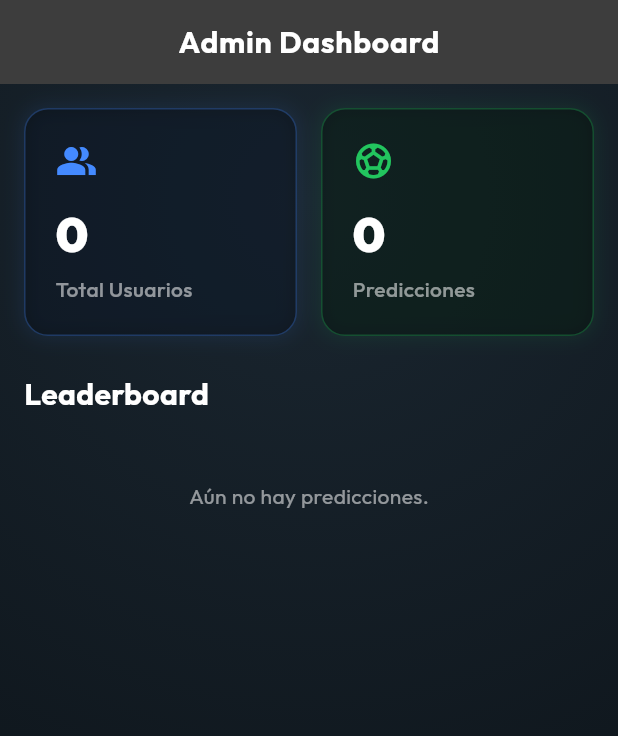
After one commit to m1x3r961/fixtureCruzBet, a Flutter app: the AdminDashboardScreen screen opened by its route, on a phone screen of 412 x 824 dp. The commit adds this screen. Shown: the top 736 px of the screen. Run offline on Flutter 3.47's test engine with Material 3 defaults, Android fonts, the phone set to English and light mode, and no system bars; our stand-ins replace flutter_animate, flutter_dotenv, flutter_riverpod, freezed_annotation, go_router, google_fonts and 3 more; accounts and stored records are empty; generated files the repository leaves out were written again; network calls fail.

Commit message:
feat: admin dashboard and role system

```diff
--- a/lib/core/router/app_router.dart
+++ b/lib/core/router/app_router.dart
@@ -6,6 +6,9 @@ import 'package:supabase_flutter/supabase_flutter.dart';
 
 import '../../features/auth/presentation/login_screen.dart';
 import '../../features/fixture/presentation/fixture_screen.dart';
+import '../../features/admin/presentation/admin_dashboard_screen.dart';
+import '../../features/admin/presentation/admin_user_detail_screen.dart';
+import '../../features/admin/domain/admin_models.dart';
 import '../providers/supabase_provider.dart';
 
 part 'app_router.g.dart';
@@ -16,6 +19,7 @@ part 'app_router.g.dart';
 abstract class AppRoutes {
   static const login = '/login';
   static const fixture = '/fixture';
+  static const admin = '/admin';
 }
 
 // ---------------------------------------------------------------------------
@@ -55,6 +59,25 @@ GoRouter appRouter(Ref ref) {
           child: FixtureScreen(),
         ),
       ),
+      GoRoute(
+        path: AppRoutes.admin,
+        name: 'admin',
+        pageBuilder: (context, state) => const NoTransitionPage(
+          child: AdminDashboardScreen(),
+        ),
+        routes: [
+          GoRoute(
+            path: 'user/:id',
+            name: 'admin_user_detail',
+            pageBuilder: (context, state) {
+              final userSummary = state.extra as UserSummary;
+              return NoTransitionPage(
+                child: AdminUserDetailScreen(userSummary: userSummary),
+              );
+            },
+          ),
+        ],
+      ),
     ],
 
     errorPageBuilder: (context, state) => MaterialPage(
--- /dev/null
+++ b/lib/features/admin/presentation/admin_dashboard_screen.dart
@@ -0,0 +1,211 @@
+import 'package:flutter/material.dart';
+import 'package:flutter_riverpod/flutter_riverpod.dart';
+import 'package:go_router/go_router.dart';
+
+import '../../../core/router/app_router.dart';
+import '../../../core/widgets/common_widgets.dart';
+import '../data/admin_repository.dart';
+
+class AdminDashboardScreen extends ConsumerWidget {
+  const AdminDashboardScreen({super.key});
+
+  @override
+  Widget build(BuildContext context, WidgetRef ref) {
+    final dataAsync = ref.watch(adminDashboardDataProvider);
+
+    return Scaffold(
+      appBar: AppBar(
+        title: const Text('Admin Dashboard', style: TextStyle(fontWeight: FontWeight.bold)),
+        backgroundColor: const Color(0xFF3D3D3D),
+        elevation: 0,
+      ),
+      body: Container(
+        decoration: BoxDecoration(
+          gradient: RadialGradient(
+            center: const Alignment(0, -0.8),
+            radius: 1.5,
+            colors: [
+              const Color(0xFF1A2630),
+              Theme.of(context).colorScheme.surface,
+            ],
+          ),
+        ),
+        child: dataAsync.when(
+          loading: () => const Center(child: CircularProgressIndicator()),
+          error: (e, _) => Center(child: Text('Error: $e', style: const TextStyle(color: Colors.redAccent))),
+          data: (data) {
+            return RefreshIndicator(
+              onRefresh: () async {
+                ref.invalidate(adminDashboardDataProvider);
+              },
+              child: ListView(
+                padding: const EdgeInsets.all(16),
+                children: [
+                  // Métricas Principales
+                  Row(
+                    children: [
+                      Expanded(
+                        child: _StatCard(
+                          title: 'Total Usuarios',
+                          value: data.totalUsers.toString(),
+                          icon: Icons.people_alt,
+                          color: Colors.blueAccent,
+                        ),
+                      ),
+                      const SizedBox(width: 16),
+                      Expanded(
+                        child: _StatCard(
+                          title: 'Predicciones',
+                          value: data.totalPredictions.toString(),
+                          icon: Icons.sports_soccer,
+                          color: const Color(0xFF22C55E),
+                        ),
+                      ),
+                    ],
+                  ),
+                  const SizedBox(height: 24),
+
+                  // Título de la tabla
+                  const Text(
+                    'Leaderboard',
+                    style: TextStyle(
+                      fontSize: 20,
+                      fontWeight: FontWeight.bold,
+                      color: Colors.white,
+                    ),
+                  ),
+                  const SizedBox(height: 12),
+
+                  // Tabla de posiciones
+                  if (data.leaderboard.isEmpty)
+                    const Center(
+                      child: Padding(
+                        padding: EdgeInsets.all(32.0),
+                        child: Text('Aún no hay predicciones.', style: TextStyle(color: Colors.white54)),
+                      ),
+                    )
+                  else
+                    ...data.leaderboard.asMap().entries.map((entry) {
+                      final index = entry.key;
+                      final userSummary = entry.value;
+
+                      return Card(
+                        color: Colors.black26,
+                        margin: const EdgeInsets.only(bottom: 8),
+                        shape: RoundedRectangleBorder(
+                          borderRadius: BorderRadius.circular(12),
+                          side: BorderSide(color: Colors.white.withOpacity(0.05)),
+                        ),
+                        child: ListTile(
+                          leading: CircleAvatar(
+                            backgroundColor: index == 0
+                                ? const Color(0xFFFFD700)
+                                : index == 1
+                                    ? const Color(0xFFC0C0C0)
+                                    : index == 2
+                                        ? const Color(0xFFCD7F32)
+                                        : Theme.of(context).colorScheme.primary.withOpacity(0.2),
+                            child: Text(
+                              '${index + 1}',
+                              style: TextStyle(
+                                color: index < 3 ? Colors.black87 : Colors.white,
+                                fontWeight: FontWeight.bold,
+                              ),
+                            ),
+                          ),
+                          title: Text(
+                            userSummary.profile.email ?? 'Usuario Anónimo',
+                            style: const TextStyle(fontWeight: FontWeight.w600),
+                          ),
+                          subtitle: Text('Rol: ${userSummary.profile.role.toUpperCase()}'),
+                          trailing: Row(
+                            mainAxisSize: MainAxisSize.min,
+                            children: [
+                              Text(
+                                '${userSummary.totalPredictions}',
+                                style: const TextStyle(
+                                  fontSize: 18,
+                                  fontWeight: FontWeight.bold,
+                                  color: Color(0xFF00E5FF),
+                                ),
+                              ),
+                              const SizedBox(width: 4),
+                              const Icon(Icons.arrow_forward_ios, size: 14, color: Colors.white38),
+                            ],
+                          ),
+                          onTap: () {
+                            // Navegar al detalle del usuario pasando su ID como extra o en la ruta
+                            context.push(
+                              '${AppRoutes.admin}/user/${userSummary.profile.id}',
+                              extra: userSummary,
+                            );
+                          },
+                        ),
+                      );
+                    }).toList(),
+                ],
+              ),
+            );
+          },
+        ),
+      ),
+    );
+  }
+}
+
+class _StatCard extends StatelessWidget {
+  final String title;
+  final String value;
+  final IconData icon;
+  final Color color;
+
+  const _StatCard({
+    required this.title,
+    required this.value,
+    required this.icon,
+    required this.color,
+  });
+
+  @override
+  Widget build(BuildContext context) {
+    return Container(
+      padding: const EdgeInsets.all(20),
+      decoration: BoxDecoration(
+        color: Colors.black38,
+        borderRadius: BorderRadius.circular(16),
+        border: Border.all(color: color.withOpacity(0.3)),
+        boxShadow: [
+          BoxShadow(
+            color: color.withOpacity(0.1),
+            blurRadius: 10,
+            spreadRadius: 1,
+          ),
+        ],
+      ),
+      child: Column(
+        crossAxisAlignment: CrossAxisAlignment.start,
+        children: [
+          Icon(icon, color: color, size: 28),
+          const SizedBox(height: 12),
+          Text(
+            value,
+            style: const TextStyle(
+              fontSize: 32,
+              fontWeight: FontWeight.w900,
+              color: Colors.white,
+            ),
+          ),
+          const SizedBox(height: 4),
+          Text(
+            title,
+            style: const TextStyle(
+              fontSize: 14,
+              color: Colors.white54,
+              fontWeight: FontWeight.w500,
+            ),
+          ),
+        ],
+      ),
+    );
+  }
+}
```
Also changed, not shown: lib/features/admin/data/admin_repository.dart (added, +69 -0 lines), lib/features/admin/domain/admin_models.dart (added, +23 -0 lines), lib/features/admin/presentation/admin_user_detail_screen.dart (added, +227 -0 lines), lib/features/auth/data/profile_repository.dart (added, +51 -0 lines), lib/features/auth/domain/profile_model.dart (added, +23 -0 lines), lib/features/fixture/presentation/fixture_screen.dart (+20 -0 lines), lib/features/predictions/data/prediction_repository.dart (+13 -0 lines), lib/core/router/app_router.g.dart, lib/features/admin/data/admin_repository.g.dart (added), lib/features/admin/domain/admin_models.freezed.dart (added), lib/features/auth/data/profile_repository.g.dart (added), lib/features/auth/domain/profile_model.freezed.dart (added), lib/features/auth/domain/profile_model.g.dart (added), lib/features/predictions/presentation/prediction_controller.g.dart, 2 other files.
